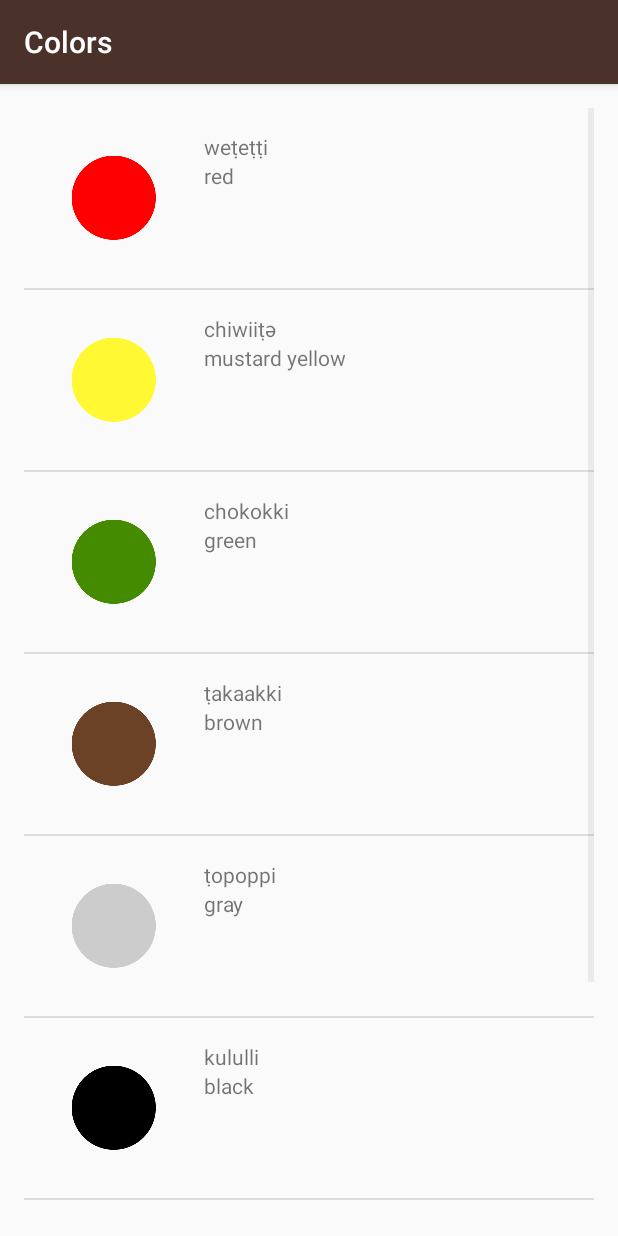
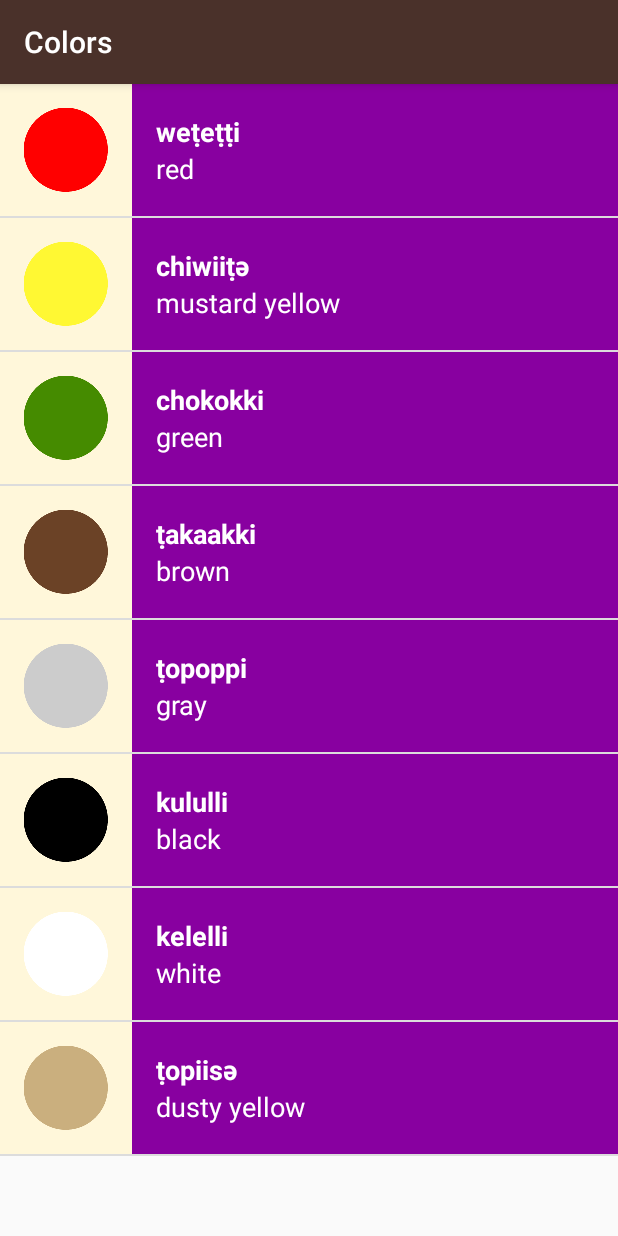
Before and after one commit to shrmittal/Miwok, an Android app: the ColorsActivity screen opened directly, with no data from a screen before it, on a phone screen of 412 x 824 dp. Run offline under Robolectric (Android 15) with nearby library versions, the phone set to English and light mode, and no system bars.

Commit message:
add color to all activities done

```diff
--- a/app/src/main/java/com/example/android/miwok/ColorsActivity.java
+++ b/app/src/main/java/com/example/android/miwok/ColorsActivity.java
@@ -25,7 +25,7 @@ public class ColorsActivity extends AppCompatActivity {
         words.add(new Word("dusty yellow","ṭopiisә",R.drawable.color_dusty_yellow));
 
 
-        WordAdapter itemsAdapter=new WordAdapter(this,words);
+        WordAdapter itemsAdapter=new WordAdapter(this,words,R.color.category_colors);
         ListView listView=(ListView)findViewById(R.id.list);
         listView.setAdapter(itemsAdapter);
     }
--- a/app/src/main/java/com/example/android/miwok/FamilyActivity.java
+++ b/app/src/main/java/com/example/android/miwok/FamilyActivity.java
@@ -27,7 +27,7 @@ public class FamilyActivity extends AppCompatActivity {
         words.add(new Word("grandfather","paapa",R.drawable.family_grandfather));
 
 
-        WordAdapter itemsAdapter=new WordAdapter(this,words);
+        WordAdapter itemsAdapter=new WordAdapter(this,words,R.color.category_family);
         ListView listView=(ListView)findViewById(R.id.list);
         listView.setAdapter(itemsAdapter);
     }
--- a/app/src/main/java/com/example/android/miwok/NumbersActivity.java
+++ b/app/src/main/java/com/example/android/miwok/NumbersActivity.java
@@ -41,7 +41,7 @@ public class NumbersActivity extends AppCompatActivity {
             rootView.addView(wordView);
         }*/
 
-        WordAdapter itemsAdapter=new WordAdapter(this,words);
+        WordAdapter itemsAdapter=new WordAdapter(this,words,R.color.category_numbers);
         ListView listView=(ListView)findViewById(R.id.list);
         listView.setAdapter(itemsAdapter);
         /*GridView gridView=(GridView)findViewById(R.id.list);
--- a/app/src/main/java/com/example/android/miwok/PhrasesActivity.java
+++ b/app/src/main/java/com/example/android/miwok/PhrasesActivity.java
@@ -27,7 +27,7 @@ public class PhrasesActivity extends AppCompatActivity {
         words.add(new Word("Come here.","әnni'nem"));
 
 
-        WordAdapter itemsAdapter=new WordAdapter(this,words);
+        WordAdapter itemsAdapter=new WordAdapter(this,words,R.color.category_phrases);
         ListView listView=(ListView)findViewById(R.id.list);
         listView.setAdapter(itemsAdapter);
     }
--- a/app/src/main/java/com/example/android/miwok/WordAdapter.java
+++ b/app/src/main/java/com/example/android/miwok/WordAdapter.java
@@ -1,6 +1,8 @@
 package com.example.android.miwok;
 
 import android.app.Activity;
+import android.content.Context;
+import android.support.v4.content.ContextCompat;
 import android.view.LayoutInflater;
 import android.view.View;
 import android.view.ViewGroup;
@@ -14,8 +16,12 @@ import java.util.ArrayList;
  */
 public class WordAdapter extends ArrayAdapter<Word> {
 
-    public WordAdapter(Activity context, ArrayList<Word> words) {
+    private int mColorResourceID;
+
+    public WordAdapter(Context context, ArrayList<Word> words,int resource) {
+
         super(context, 0,words);
+        mColorResourceID=resource;
     }
 
     @Override
@@ -38,6 +44,10 @@ public class WordAdapter extends ArrayAdapter<Word> {
        }
         else
        image.setVisibility(View.GONE);
+
+        View textContainer=listItemView.findViewById(R.id.text_container);
+        int color= ContextCompat.getColor(getContext(),mColorResourceID);
+        textContainer.setBackgroundColor(color);
         return listItemView;
     }
 }
--- a/app/src/main/res/layout/list_item.xml
+++ b/app/src/main/res/layout/list_item.xml
@@ -4,30 +4,45 @@
     android:layout_width="match_parent"
     android:layout_height="match_parent"
     android:orientation="horizontal"
-    android:padding="16dp">
+   android:background="@color/tan_background"
+    android:minHeight="@dimen/list_item_height"
+    >
 
     <ImageView
         android:id="@+id/image_icon"
-        android:layout_width="wrap_content"
-        android:layout_height="wrap_content"
-        android:paddingRight="16dp"
-        android:src="@mipmap/ic_launcher" />
+        android:layout_width="@dimen/list_item_height"
+        android:layout_height="@dimen/list_item_height"
+
+         />
 
     <LinearLayout
-        android:layout_width="wrap_content"
-        android:layout_height="wrap_content"
-        android:orientation="vertical">
+        android:layout_width="match_parent"
+        android:layout_height="match_parent"
+
+        android:orientation="vertical"
+        android:paddingLeft="16dp"
+        android:id="@+id/text_container">
 
         <TextView
             android:id="@+id/miwok_translation"
-            android:layout_width="wrap_content"
-            android:layout_height="wrap_content"
-            android:hint="New Text" />
+            android:layout_width="match_parent"
+            android:layout_height="0dp"
+            android:layout_weight="1"
+            android:gravity="bottom"
+            android:hint="New Text"
+            android:textColor="#FFFFFF"
+            android:textSize="18sp"
+            android:textStyle="bold"
+            />
 
         <TextView
             android:id="@+id/default_translation"
-            android:layout_width="wrap_content"
-            android:layout_height="wrap_content"
+            android:layout_width="match_parent"
+            android:gravity="top"
+            android:layout_height="0dp"
+            android:layout_weight="1"
+            android:textSize="18sp"
+            android:textColor="@android:color/white"
             android:hint="New Text" />
     </LinearLayout>
 </LinearLayout>
--- a/app/src/main/res/layout/word_list.xml
+++ b/app/src/main/res/layout/word_list.xml
@@ -6,10 +6,7 @@
     android:layout_height="match_parent"
 
 
-    android:paddingBottom="@dimen/activity_vertical_margin"
-    android:paddingLeft="@dimen/activity_horizontal_margin"
-    android:paddingRight="@dimen/activity_horizontal_margin"
-    android:paddingTop="@dimen/activity_vertical_margin">
+  >
     <!-- tools:context="com.example.android.miwok.ColorsActivity"
      removed this line because this same layout will be used for all activities-->
     </ListView>
--- a/app/src/main/res/values/dimens.xml
+++ b/app/src/main/res/values/dimens.xml
@@ -16,6 +16,5 @@
     <!-- Height of each list item -->
     <dimen name="list_item_height">88dp</dimen>
     <!-- Default screen margins, per the Android Design guidelines. -->
-    <dimen name="activity_horizontal_margin">16dp</dimen>
-    <dimen name="activity_vertical_margin">16dp</dimen>
+
 </resources>
```
